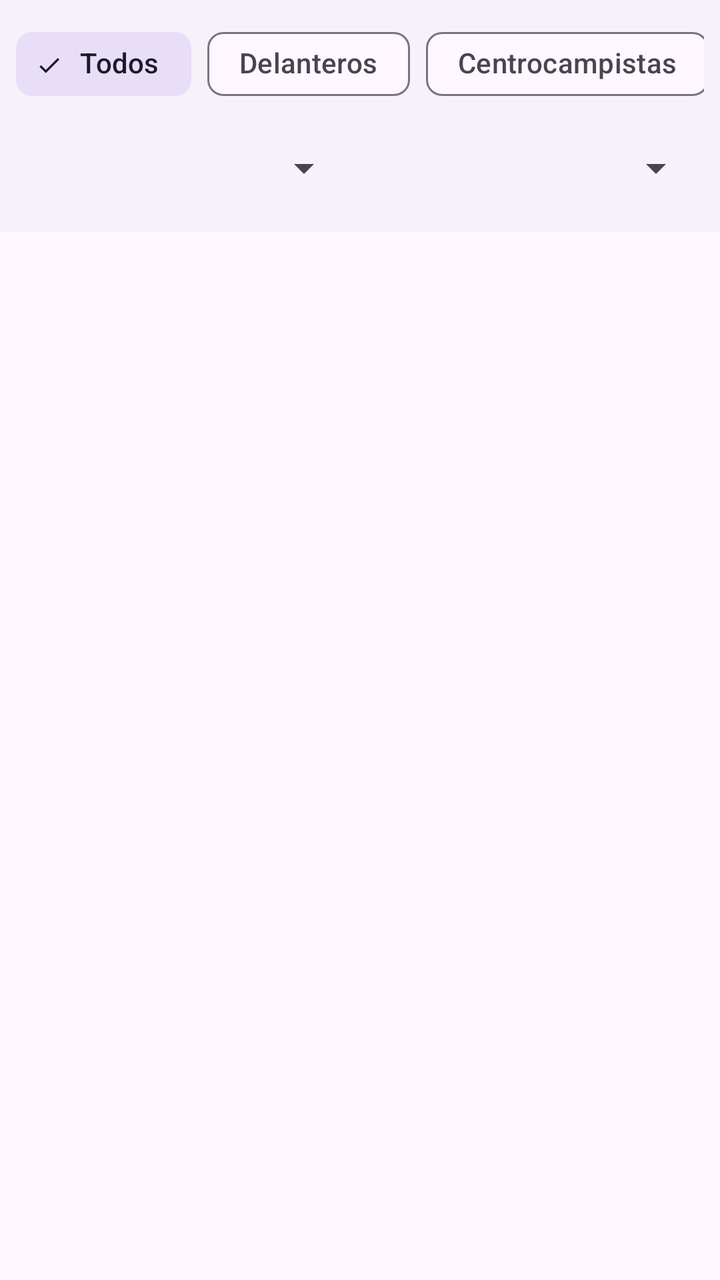
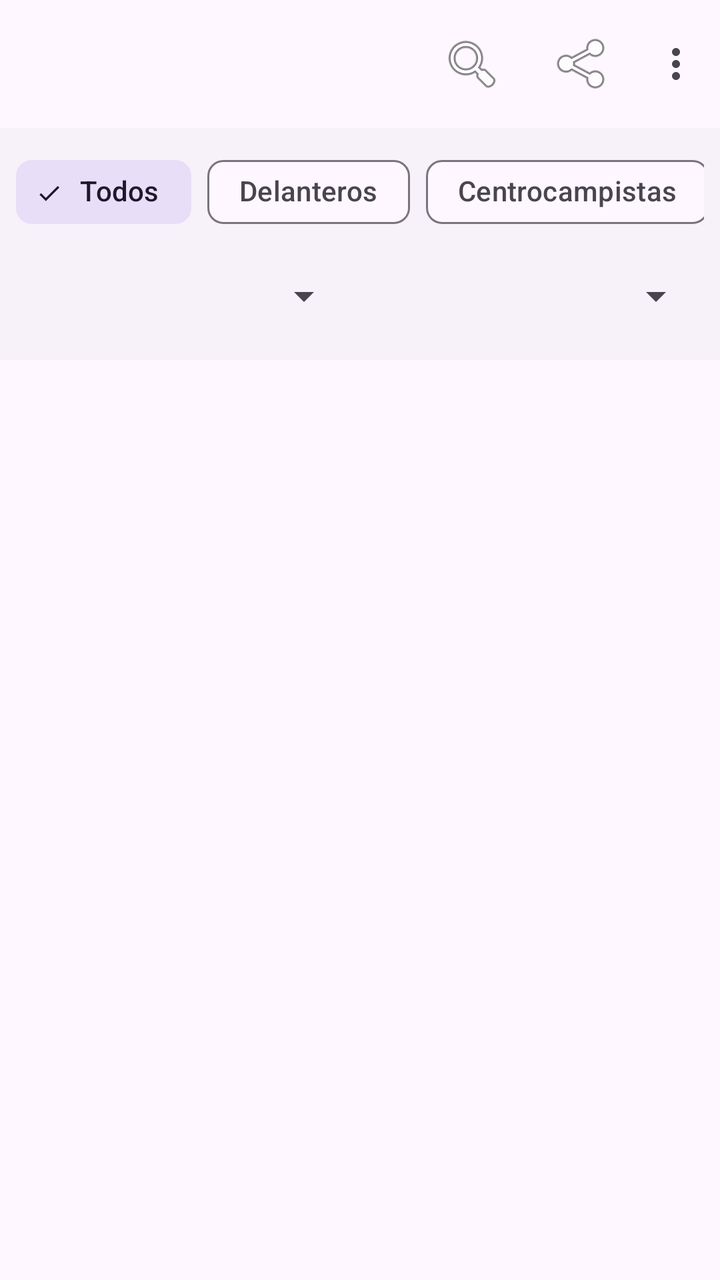

Screens rendered from an Android XML layout before and after an edit, with the pre-edit source and the edit as a unified diff.
<!-- AndroidManifest.xml: application theme Theme.Futboleros -->
<!-- res/layout/activity_main.xml -->
<?xml version="1.0" encoding="utf-8"?>
<androidx.constraintlayout.widget.ConstraintLayout xmlns:android="http://schemas.android.com/apk/res/android"
    xmlns:app="http://schemas.android.com/apk/res-auto"
    xmlns:tools="http://schemas.android.com/tools"
    android:id="@+id/main"
    android:layout_width="match_parent"
    android:layout_height="match_parent"
    tools:context=".activities.MainActivity">

    
    <LinearLayout
        android:id="@+id/layoutFilters"
        android:layout_width="0dp"
        android:layout_height="wrap_content"
        android:orientation="vertical"
        android:padding="8dp"
        android:background="?attr/colorSurfaceContainerLow"
        app:layout_constraintTop_toTopOf="parent"
        app:layout_constraintStart_toStartOf="parent"
        app:layout_constraintEnd_toEndOf="parent">

        
        <HorizontalScrollView
            android:layout_width="match_parent"
            android:layout_height="wrap_content"
            android:scrollbars="none">

            <com.google.android.material.chip.ChipGroup
                android:id="@+id/chipGroupPosition"
                android:layout_width="wrap_content"
                android:layout_height="wrap_content"
                app:singleSelection="true"
                app:selectionRequired="true">

                <com.google.android.material.chip.Chip
                    android:id="@+id/chipAll"
                    style="@style/Widget.Material3.Chip.Filter"
                    android:layout_width="wrap_content"
                    android:layout_height="wrap_content"
                    android:checked="true"
                    android:text="Todos" />

                <com.google.android.material.chip.Chip
                    android:id="@+id/chipForward"
                    style="@style/Widget.Material3.Chip.Filter"
                    android:layout_width="wrap_content"
                    android:layout_height="wrap_content"
                    android:text="Delanteros" />

                <com.google.android.material.chip.Chip
                    android:id="@+id/chipMidfielder"
                    style="@style/Widget.Material3.Chip.Filter"
                    android:layout_width="wrap_content"
                    android:layout_height="wrap_content"
                    android:text="Centrocampistas" />

                <com.google.android.material.chip.Chip
                    android:id="@+id/chipDefender"
                    style="@style/Widget.Material3.Chip.Filter"
                    android:layout_width="wrap_content"
                    android:layout_height="wrap_content"
                    android:text="Defensas" />

                <com.google.android.material.chip.Chip
                    android:id="@+id/chipGoalkeeper"
                    style="@style/Widget.Material3.Chip.Filter"
                    android:layout_width="wrap_content"
                    android:layout_height="wrap_content"
                    android:text="Porteros" />

            </com.google.android.material.chip.ChipGroup>
        </HorizontalScrollView>

        
        <LinearLayout
            android:layout_width="match_parent"
            android:layout_height="wrap_content"
            android:orientation="horizontal"
            android:layout_marginTop="4dp"
            android:gravity="center_vertical">

            <Spinner
                android:id="@+id/spinnerCountry"
                android:layout_width="0dp"
                android:layout_height="wrap_content"
                android:layout_weight="1"
                android:layout_marginEnd="4dp"
                android:minHeight="48dp" />

            <Spinner
                android:id="@+id/spinnerSort"
                android:layout_width="0dp"
                android:layout_height="wrap_content"
                android:layout_weight="1"
                android:layout_marginStart="4dp"
                android:minHeight="48dp" />

        </LinearLayout>

    </LinearLayout>

    <androidx.recyclerview.widget.RecyclerView
        android:id="@+id/recyclerViewPlayers"
        android:layout_width="0dp"
        android:layout_height="0dp"
        app:layout_constraintTop_toBottomOf="@id/layoutFilters"
        app:layout_constraintBottom_toBottomOf="parent"
        app:layout_constraintStart_toStartOf="parent"
        app:layout_constraintEnd_toEndOf="parent" />

</androidx.constraintlayout.widget.ConstraintLayout>
<!-- resources referenced by this layout -->
<resources>
  <style name="Theme.Futboleros" parent="Base.Theme.Futboleros" />
  <style name="Base.Theme.Futboleros" parent="Theme.Material3.DayNight.NoActionBar">
          
          
      </style>
</resources>

<!-- the commit's change to res/layout/activity_main.xml (unified diff, before → after) -->
@@ -7,6 +7,18 @@
     android:layout_height="match_parent"
     tools:context=".activities.MainActivity">
 
+
+    
+    <com.google.android.material.appbar.MaterialToolbar
+        android:id="@+id/toolbar"
+        android:layout_width="match_parent"
+        android:layout_height="?attr/actionBarSize"
+        app:menu="@menu/main_menu"
+        app:popupTheme="@style/Widget.Material3.PopupMenu.Overflow"
+        app:layout_constraintTop_toTopOf="parent"
+        app:layout_constraintStart_toStartOf="parent"
+        app:layout_constraintEnd_toEndOf="parent" />
+
     
     <LinearLayout
         android:id="@+id/layoutFilters"
@@ -15,7 +27,7 @@
         android:orientation="vertical"
         android:padding="8dp"
         android:background="?attr/colorSurfaceContainerLow"
-        app:layout_constraintTop_toTopOf="parent"
+        app:layout_constraintTop_toBottomOf="@+id/toolbar"
         app:layout_constraintStart_toStartOf="parent"
         app:layout_constraintEnd_toEndOf="parent">
 
@@ -103,9 +115,11 @@
         android:id="@+id/recyclerViewPlayers"
         android:layout_width="0dp"
         android:layout_height="0dp"
-        app:layout_constraintTop_toBottomOf="@id/layoutFilters"
+        app:layout_constraintTop_toBottomOf="@+id/layoutFilters"
         app:layout_constraintBottom_toBottomOf="parent"
         app:layout_constraintStart_toStartOf="parent"
         app:layout_constraintEnd_toEndOf="parent" />
 
+
+
 </androidx.constraintlayout.widget.ConstraintLayout>
